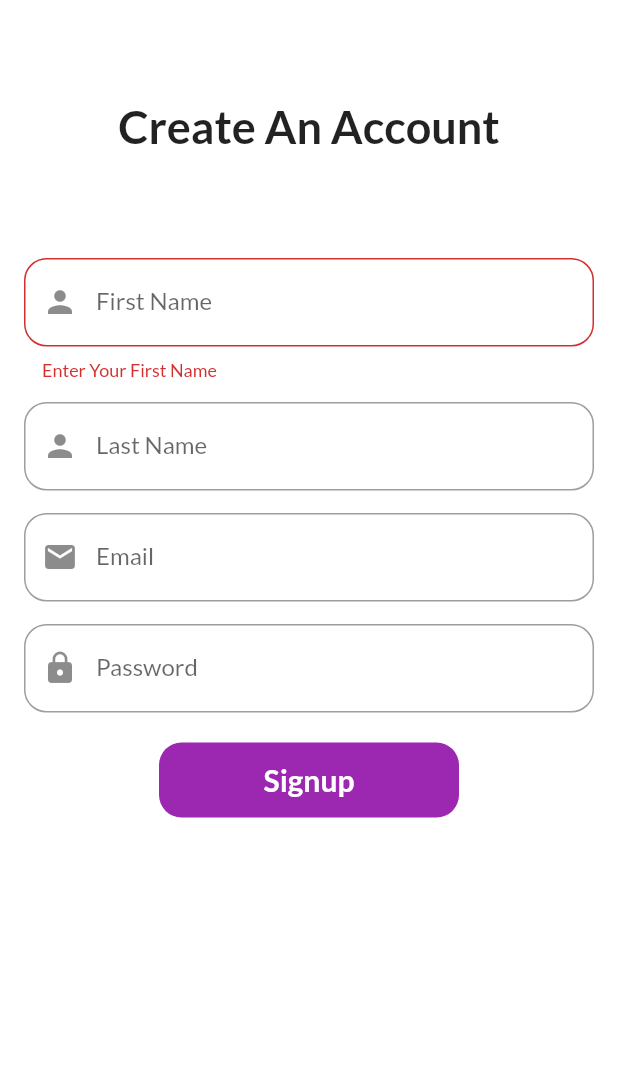
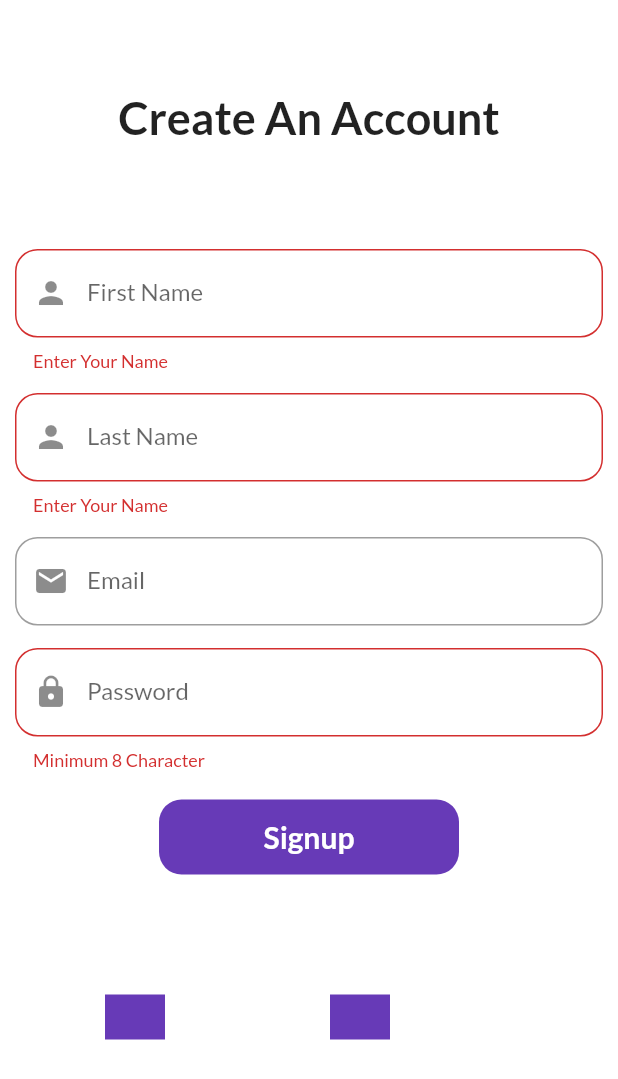
Before and after one commit to JAHIR676/flutter, a Flutter app: the screen it shows after launch, after a tap on "Signup", on a phone screen of 412 x 824 dp. Shown: the top 1079 px of the screen. Run offline on Flutter 3.47's test engine with Material 2 defaults, Android fonts, the phone set to English and light mode, and no system bars; our stand-ins replace form_field_validator, google_fonts.

Commit message:
validation implemented

```diff
--- a/lib/pages/signup_page.dart
+++ b/lib/pages/signup_page.dart
@@ -1,20 +1,18 @@
-
 import 'package:flutter/foundation.dart';
 import 'package:flutter/material.dart';
+import 'package:form_field_validator/form_field_validator.dart';
 
 class SignUpPage extends StatefulWidget {
-  const SignUpPage({ Key? key }) : super(key: key);
+  const SignUpPage({Key? key}) : super(key: key);
   @override
   _SignUpPageState createState() => _SignUpPageState();
 }
 
 class _SignUpPageState extends State<SignUpPage> {
   GlobalKey<FormState> formkey = new GlobalKey<FormState>();
-   final TextEditingController emailController  = new TextEditingController();
+  final TextEditingController emailController = new TextEditingController();
   final TextEditingController passwordController = new TextEditingController();
-   final TextEditingController firstNameController = new TextEditingController();
-   final TextEditingController lastNameController = new TextEditingController();
-
+  final nameController = TextEditingController();
 
   @override
   Widget build(BuildContext context) {
@@ -22,98 +20,96 @@ class _SignUpPageState extends State<SignUpPage> {
       color: Colors.white,
       child: SingleChildScrollView(
         child: Padding(
-          padding: const EdgeInsets.all(16.0),
+          padding: const EdgeInsets.all(10.0),
           child: Column(
             children: [
-              SizedBox(height: 50,
+              SizedBox(
+                height: 50,
               ),
               Form(
-              key:  formkey,
+                autovalidateMode: AutovalidateMode.onUserInteraction,
+                key: formkey,
                 child: Column(
                   children: [
-                    Text("Create An Account",
-              style: TextStyle(fontSize: 30,
-              fontWeight: FontWeight.bold
+                    Text(
+                      "Create An Account",
+                      style:
+                          TextStyle(fontSize: 30, fontWeight: FontWeight.bold),
                     ),
-              ),
-              SizedBox(height: 70,
+                    SizedBox(
+                      height: 70,
                     ),
                     TextFormField(
-              validator: (value){
-                if (value!.isEmpty){
-                  return "Enter Your First Name";
-                }
-
-                else if(value.length<2){
-                  return "Least Two Character";
-
-                }
-                else{
+                      controller: nameController,
+                      keyboardType: TextInputType.text,
+                      validator: (value) {
+                        if (value!.isEmpty) {
+                          return "Enter Your Name";
+                        } else if (value.length < 2) {
+                          return "Atleast Two Character";
+                        } else {
                           return null;
                         }
-
-
                       },
                       decoration: InputDecoration(
-                  prefixIcon: Icon(Icons.person
-                  ),
+                          prefixIcon: Icon(Icons.person),
                           border: OutlineInputBorder(
-                    borderRadius: BorderRadius.circular(15.0)
-                  ),
+                              borderRadius: BorderRadius.circular(15.0)),
                           hintText: "Enter First Name",
-                  labelText: "First Name"
-
-
-                ),
+                          labelText: "First Name"),
                     ),
                     SizedBox(height: 15),
                     TextFormField(
+                      validator: (value) {
+                        if (value!.isEmpty) {
+                          return "Enter Your Name";
+                        } else if (value.length < 2) {
+                          return "Atleast Two Character";
+                        } else {
+                          return null;
+                        }
+                      },
                       decoration: InputDecoration(
                           prefixIcon: Icon(Icons.person),
                           border: OutlineInputBorder(
-                    borderRadius: BorderRadius.circular(15.0)
-                  ),
+                              borderRadius: BorderRadius.circular(15.0)),
                           hintText: "Enter Last Name",
-                  labelText: "Last Name"
-
-                ),
+                          labelText: "Last Name"),
                     ),
                     SizedBox(height: 15),
-
                     TextFormField(
-
+                      validator: EmailValidator(errorText: "Enter Valid Email"),
+                      keyboardType: TextInputType.emailAddress,
                       controller: emailController,
                       decoration: InputDecoration(
                           prefixIcon: Icon(Icons.mail),
                           border: OutlineInputBorder(
-                    borderRadius: BorderRadius.circular(15.0)
-                  ),
+                              borderRadius: BorderRadius.circular(15.0)),
                           hintText: "Enter Your Email",
-                  labelText: "Email"
-
-                ),
+                          labelText: "Email"),
                     ),
                     SizedBox(height: 15),
-
                     TextFormField(
+                      validator: MinLengthValidator(8,
+                          errorText: "Minimum 8 Character"),
                       obscureText: true,
                       decoration: InputDecoration(
                           prefixIcon: Icon(Icons.lock),
                           border: OutlineInputBorder(
-                    borderRadius: BorderRadius.circular(15.0)
-                  ),
+                              borderRadius: BorderRadius.circular(15.0)),
                           hintText: "Password",
-                  labelText: "Password"
-
-                ),
+                          labelText: "Password"),
                     ),
                   ],
                 ),
-
               ),
-
-              Padding(padding: EdgeInsets.all(20.0),
-              child: GestureDetector( onTap: (){
+              Padding(
+                padding: EdgeInsets.all(20.0),
+                child: Material(
+                  color: Colors.deepPurple,
+                  borderRadius: BorderRadius.circular(15.0),
+                  child: InkWell(
+                    onTap: () {
                       setState(() {
                         formkey.currentState!.validate();
                       });
@@ -121,27 +117,40 @@ class _SignUpPageState extends State<SignUpPage> {
                     child: Container(
                       height: 50,
                       width: 200,
-                  decoration: BoxDecoration(
-                    borderRadius: BorderRadius.circular(15.0),
-                    color: Colors.purple
-
-                  ),
-                  child: Center(child: Text("Signup",
-                  style: TextStyle(color: Colors.white,
+                      child: Center(
+                        child: Text(
+                          "Signup",
+                          style: TextStyle(
+                            color: Colors.white,
                             fontWeight: FontWeight.bold,
                             fontSize: 20,
                           ),
-                  ),),
-
                         ),
                       ),
-              )
+                    ),
+                  ),
+                ),
+              ),
+              Row(
+                children: [
+                  Padding(
+                      padding: EdgeInsets.all(60.0),
+                      child: Container(
+                        width: 40,
+                        height: 30,
+                        color: Colors.deepPurple,
+                      )),
+                  Padding(
+                    padding: EdgeInsets.all(50.0),
+                    child: Container(
+                        width: 40, height: 30, color: Colors.deepPurple),
+                  ),
+                ],
+              ),
             ],
           ),
         ),
-
       ),
-
     );
   }
 }
```
Lines whose indentation alone changed are shown as unchanged.
